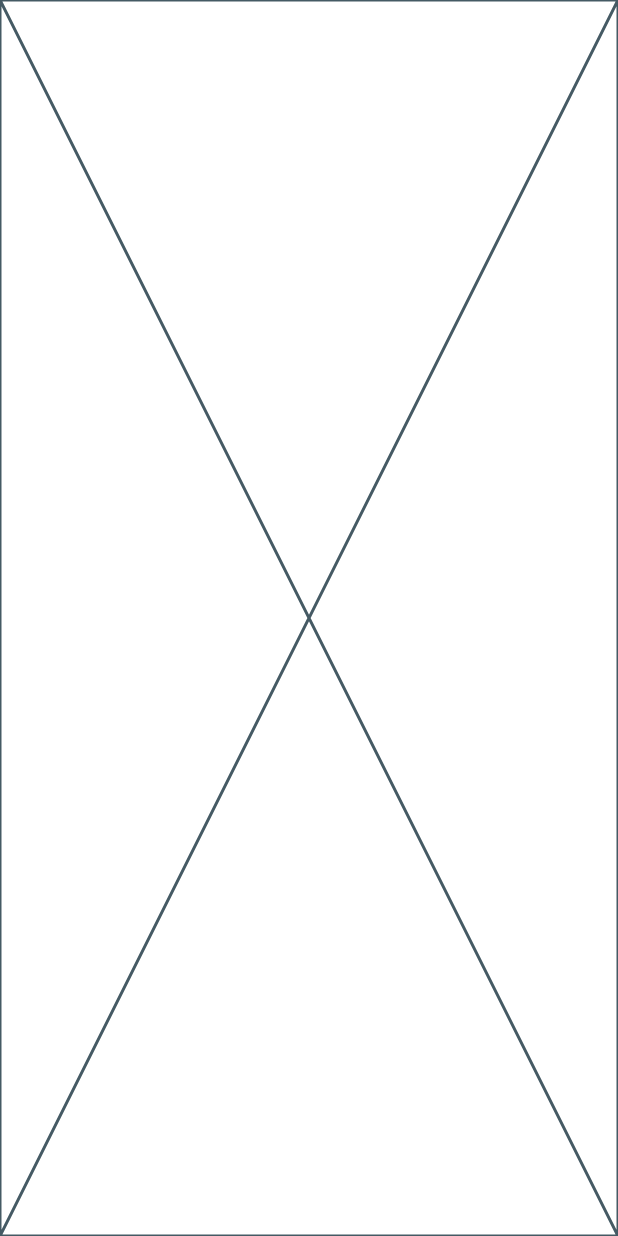
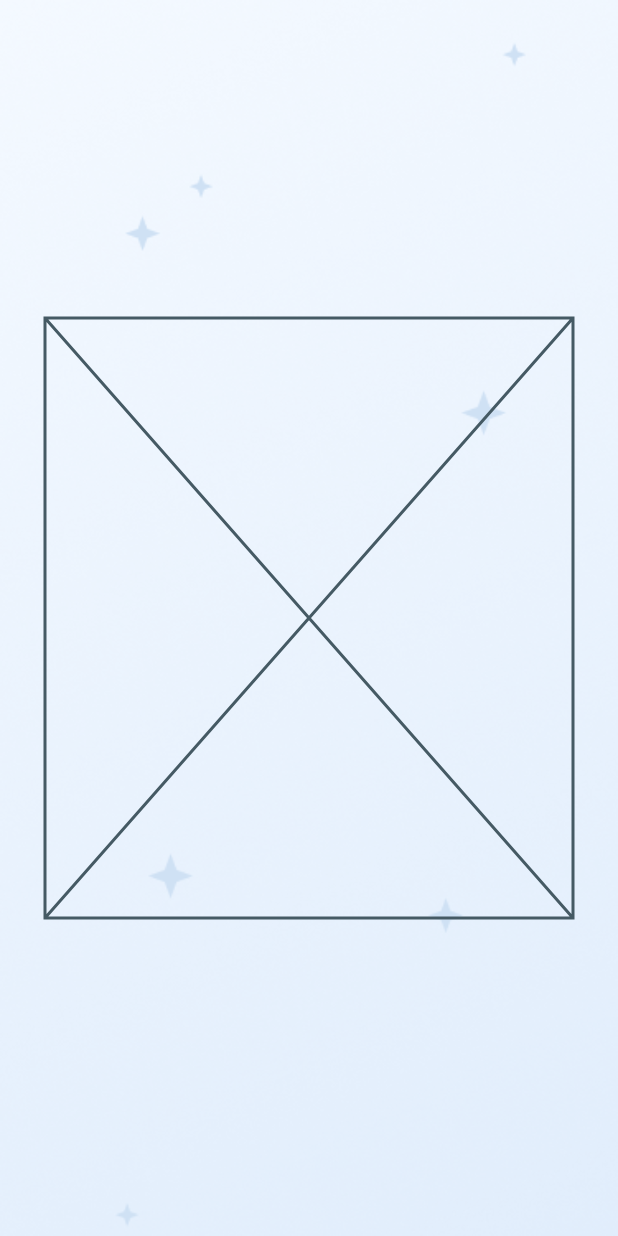
Before and after one commit to olekssamoilenko/clario-test, a Flutter app: the screen it shows after launch, on a phone screen of 412 x 824 dp. Run offline on Flutter 3.47's test engine with Material 3 defaults, Android fonts, the light colour scheme and no system bars; our stand-ins replace flutter_bloc, google_fonts.

Commit message:
add global bloc provider, gradient button, color consts

```diff
--- /dev/null
+++ b/lib/common/pages/home_page.dart
@@ -0,0 +1,34 @@
+import 'package:flutter/material.dart';
+
+import '../../theme/assets.dart';
+
+class HomePage extends StatelessWidget {
+  const HomePage({super.key});
+
+  @override
+  Widget build(BuildContext context) {
+    return Scaffold(
+      backgroundColor: Theme.of(context).colorScheme.surface,
+      body: SafeArea(
+        bottom: false,
+        top: false,
+        child: Container(
+          decoration: const BoxDecoration(
+            image: DecorationImage(
+              image: AssetImage(mainBg),
+              fit: BoxFit.cover,
+            ),
+          ),
+          child: const Center(
+            child: SingleChildScrollView(
+              child: Padding(
+                padding: EdgeInsets.all(30),
+                child: Placeholder(),
+              ),
+            ),
+          ),
+        ),
+      ),
+    );
+  }
+}
--- /dev/null
+++ b/lib/common/widgets/global_bloc_provider.dart
@@ -0,0 +1,22 @@
+import 'package:flutter/material.dart';
+import 'package:flutter_bloc/flutter_bloc.dart';
+
+
+class GlobalBlocProvider extends StatelessWidget {
+  const GlobalBlocProvider({
+    super.key,
+    required this.child,
+  });
+
+  final Widget child;
+
+  @override
+  Widget build(BuildContext context) {
+    return MultiBlocProvider(
+      providers: [
+
+      ],
+      child: child,
+    );
+  }
+}
--- a/lib/main.dart
+++ b/lib/main.dart
@@ -1,4 +1,9 @@
+import 'package:flutter/foundation.dart';
 import 'package:flutter/material.dart';
+import 'package:form_demo/theme/theme.dart';
+
+import 'common/pages/home_page.dart';
+import 'common/widgets/global_bloc_provider.dart';
 
 void main() {
   runApp(const MyApp());
@@ -10,6 +15,12 @@ class MyApp extends StatelessWidget {
   // This widget is the root of your application.
   @override
   Widget build(BuildContext context) {
-    return MaterialApp(title: 'Flutter Demo', home: Placeholder());
+    return MaterialApp(
+      title: 'Flutter Demo',
+      theme: const ApplicationTheme().light(),
+      home: const GlobalBlocProvider(
+        child: HomePage(),
+      ),
+    );
   }
 }
```
Also changed, not shown: lib/common/consts/color_consts.dart (added, +11 -0 lines), lib/common/widgets/gradient_button.dart (added, +41 -0 lines).
